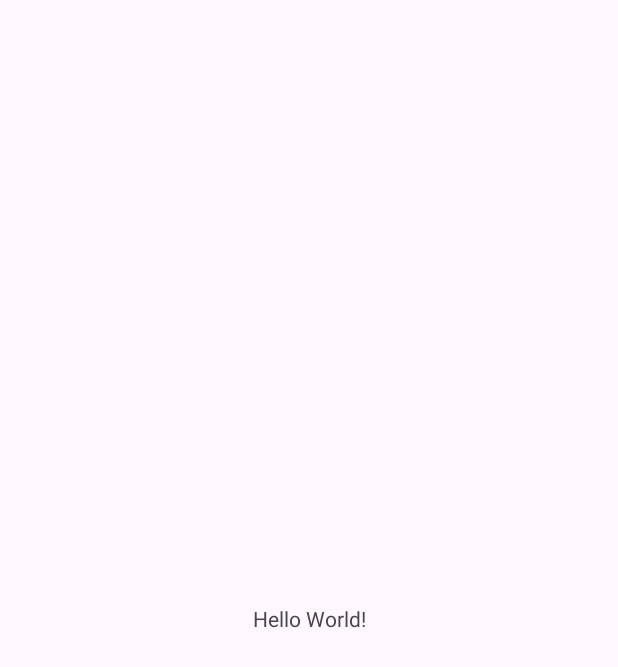
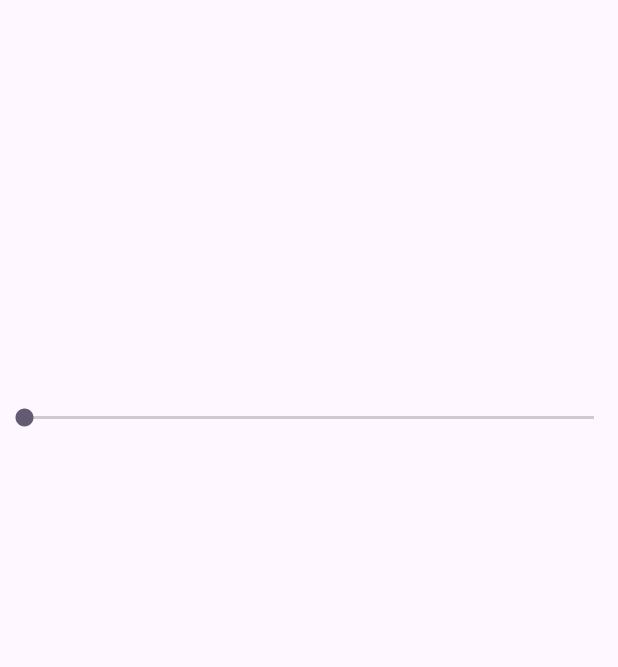
Before and after one commit to jaypatel208/RxJava, an Android app: the screen it shows after launch (MainActivity), on a phone screen of 412 x 824 dp. Before the commit the part shown is almost empty. Shown: the top 667 px of the screen. Run offline under Robolectric (Android 15) with nearby library versions, the phone set to English and light mode, and no system bars; our stand-ins replace RxJava.

```diff
--- /dev/null
+++ b/app/src/main/java/dev/jay/rxjava/DataSource.java
@@ -0,0 +1,16 @@
+package dev.jay.rxjava;
+
+import java.util.ArrayList;
+import java.util.List;
+
+public class DataSource {
+    public static List<Task> createTasksList() {
+        List<Task> tasks = new ArrayList<>();
+        tasks.add(new Task("Take bike to garage", true, 2));
+        tasks.add(new Task("Turn the motor on", true, 3));
+        tasks.add(new Task("Send her message", false, 1));
+        tasks.add(new Task("Eat breakfast", false, 0));
+        tasks.add(new Task("Sleep again", false, 4));
+        return tasks;
+    }
+}
--- a/app/src/main/java/dev/jay/rxjava/MainActivity.java
+++ b/app/src/main/java/dev/jay/rxjava/MainActivity.java
@@ -3,12 +3,69 @@ package dev.jay.rxjava;
 import androidx.appcompat.app.AppCompatActivity;
 
 import android.os.Bundle;
+import android.util.Log;
+
+import dev.jay.rxjava.databinding.ActivityMainBinding;
+import io.reactivex.rxjava3.android.schedulers.AndroidSchedulers;
+import io.reactivex.rxjava3.annotations.NonNull;
+import io.reactivex.rxjava3.core.Observable;
+import io.reactivex.rxjava3.core.Observer;
+import io.reactivex.rxjava3.core.Scheduler;
+import io.reactivex.rxjava3.disposables.CompositeDisposable;
+import io.reactivex.rxjava3.disposables.Disposable;
+import io.reactivex.rxjava3.functions.Consumer;
+import io.reactivex.rxjava3.functions.Predicate;
+import io.reactivex.rxjava3.schedulers.Schedulers;
 
 public class MainActivity extends AppCompatActivity {
+
+    public static final String TAG = "RxJava";
+
+    private CompositeDisposable disposable = new CompositeDisposable();
 
     @Override
     protected void onCreate(Bundle savedInstanceState) {
         super.onCreate(savedInstanceState);
-        setContentView(R.layout.activity_main);
+        ActivityMainBinding binding = ActivityMainBinding.inflate(getLayoutInflater());
+        setContentView(binding.getRoot());
+
+        Observable<Task> taskObservable = Observable.fromIterable(DataSource.createTasksList()).subscribeOn(Schedulers.io()).filter(new Predicate<Task>() {
+            @Override
+            public boolean test(Task task) throws Throwable {
+                Log.d(TAG, "test: " + Thread.currentThread().getName());
+                Thread.sleep(1000);
+                return task.getComplete();
+            }
+        }).observeOn(AndroidSchedulers.mainThread());
+
+        taskObservable.subscribe(new Observer<Task>() {
+            @Override
+            public void onSubscribe(@NonNull Disposable d) {
+                Log.d(TAG, "onSubscribe: called.");
+                disposable.add(d);
+            }
+
+            @Override
+            public void onNext(@NonNull Task task) {
+                Log.d(TAG, "onNext: " + Thread.currentThread().getName());
+                Log.d(TAG, "onNext: " + task.getDescription());
+            }
+
+            @Override
+            public void onError(@NonNull Throwable e) {
+                Log.e(TAG, "onError: ", e);
+            }
+
+            @Override
+            public void onComplete() {
+                Log.d(TAG, "onComplete: called.");
+            }
+        });
+    }
+
+    @Override
+    protected void onDestroy() {
+        super.onDestroy();
+        disposable.clear();
     }
 }
--- /dev/null
+++ b/app/src/main/java/dev/jay/rxjava/Task.java
@@ -0,0 +1,37 @@
+package dev.jay.rxjava;
+
+public class Task {
+    private String description;
+    private Boolean isComplete;
+    private int priority;
+
+    public Task(String description, Boolean isComplete, int priority) {
+        this.description = description;
+        this.isComplete = isComplete;
+        this.priority = priority;
+    }
+
+    public String getDescription() {
+        return description;
+    }
+
+    public void setDescription(String description) {
+        this.description = description;
+    }
+
+    public Boolean getComplete() {
+        return isComplete;
+    }
+
+    public void setComplete(Boolean complete) {
+        isComplete = complete;
+    }
+
+    public int getPriority() {
+        return priority;
+    }
+
+    public void setPriority(int priority) {
+        this.priority = priority;
+    }
+}
--- a/app/src/main/res/layout/activity_main.xml
+++ b/app/src/main/res/layout/activity_main.xml
@@ -6,13 +6,22 @@
     android:layout_height="match_parent"
     tools:context=".MainActivity">
 
+    <SeekBar
+        android:id="@+id/sbMain"
+        android:layout_width="match_parent"
+        android:layout_height="wrap_content"
+        app:layout_constraintTop_toTopOf="parent"
+        app:layout_constraintStart_toStartOf="parent"
+        app:layout_constraintEnd_toEndOf="parent"
+        app:layout_constraintBottom_toBottomOf="@+id/tvMain"/>
+
     <TextView
+        android:id="@+id/tvMain"
         android:layout_width="wrap_content"
         android:layout_height="wrap_content"
-        android:text="Hello World!"
-        app:layout_constraintBottom_toBottomOf="parent"
+        app:layout_constraintTop_toTopOf="@id/sbMain"
+        app:layout_constraintStart_toStartOf="parent"
         app:layout_constraintEnd_toEndOf="parent"
-        app:layout_constraintStart_toStartOf="parent"
-        app:layout_constraintTop_toTopOf="parent" />
+        app:layout_constraintBottom_toBottomOf="parent"/>
 
 </androidx.constraintlayout.widget.ConstraintLayout>
```
Also changed, not shown: app/build.gradle.kts (+11 -2 lines).
